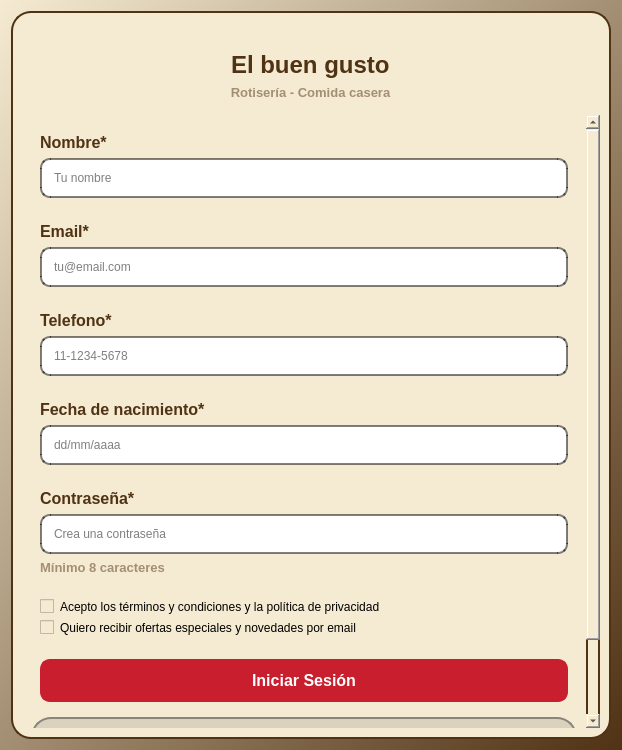
First picture: the form in escritorio/sign_up.ui, repository Bruno-DarkSouler/APP_ElBuenGusto, before the edit.
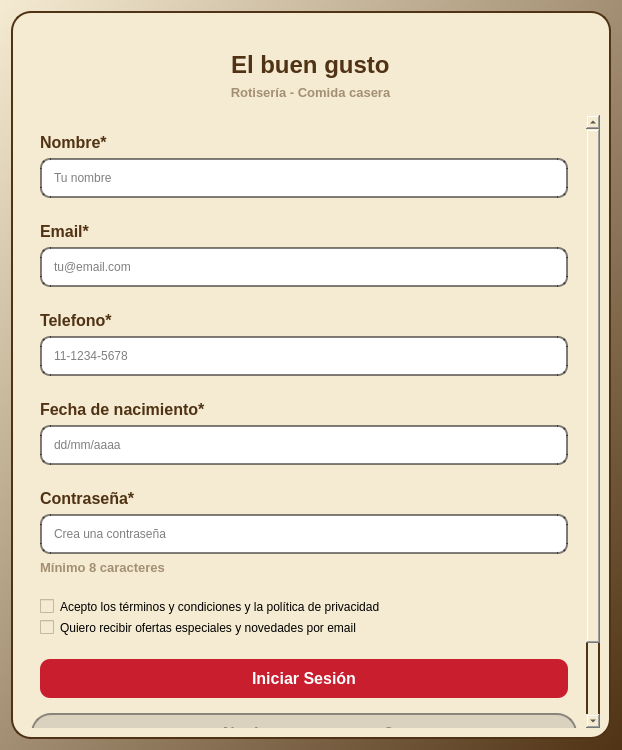
Second picture: the form after the edit. Icons and pictures are not drawn.

Patch:
```diff
--- a/escritorio/sign_up.ui
+++ b/escritorio/sign_up.ui
@@ -163,7 +163,7 @@
            <x>0</x>
            <y>0</y>
            <width>561</width>
-           <height>697</height>
+           <height>693</height>
           </rect>
          </property>
          <layout class="QVBoxLayout" name="verticalLayout_11">
@@ -559,11 +559,20 @@
                 <cursorShape>PointingHandCursor</cursorShape>
                </property>
                <property name="styleSheet">
-                <string notr="true">background-color: rgb(200, 30, 45);
-color: rgb(255,255,255);
-border: 2 solid rgb(200, 30, 45);
-border-radius: 10;
-padding: 10;</string>
+                <string notr="true">QPushButton {
+	background-color: rgb(200, 30, 45);
+	color: rgb(255,255,255);
+	border-radius: 10;
+	padding: 10;
+}
+QPushButton:hover {
+    background-color: rgb(171,17,27);
+	color: rgb(255,255,255);
+	box-shadow: 0 100 200 rgba(0, 0, 0, 0.3);
+}
+QPushButton:pressed {
+    background-color: rgb(124,10,25);
+}</string>
                </property>
                <property name="text">
                 <string>Iniciar Sesión</string>
```
Left out of the diff: 18 changed lines with no effect on the pictures.
